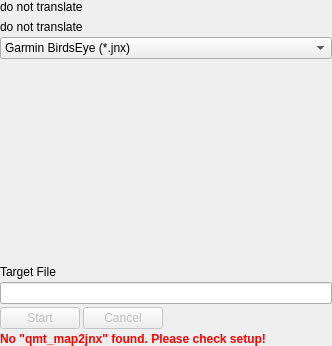
Maproom/qmapshack, file src/qmaptool/tool/IToolExport.ui: the form before one commit.
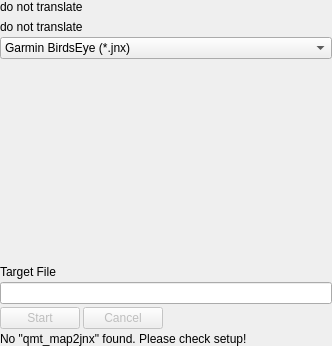
The form after the commit. Icons and pictures are not drawn. Custom widgets are drawn as their Qt base class.

What changed in the file:
```diff
--- a/src/qmaptool/tool/IToolExport.ui
+++ b/src/qmaptool/tool/IToolExport.ui
@@ -170,7 +170,7 @@
    <item>
     <widget class="QLabel" name="labelNoMap2jnx">
      <property name="text">
-      <string>&lt;b style='color: red;'&gt;No &quot;qmt_map2jnx&quot; found. Please check setup!&lt;/b&gt;</string>
+      <string>No &quot;qmt_map2jnx&quot; found. Please check setup!</string>
      </property>
     </widget>
    </item>
```
